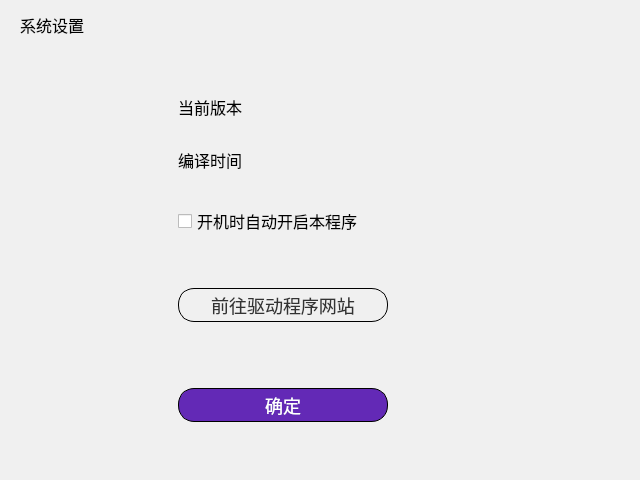
The window that FrameSystemInfo.ui (wlffeng2008/AkkoStudio) describes before a commit, drawn with Qt 5.
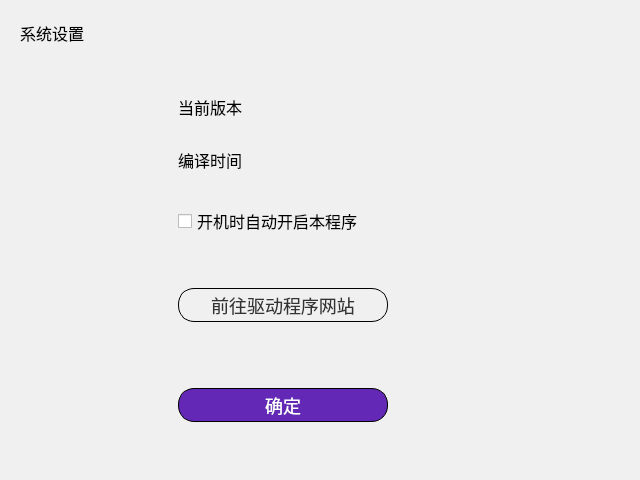
The same window after the commit. Icons and pictures are not drawn.

What changed in the file:
```diff
--- a/FrameSystemInfo.ui
+++ b/FrameSystemInfo.ui
@@ -71,7 +71,7 @@
     <rect>
      <x>178</x>
      <y>202</y>
-     <width>449</width>
+     <width>450</width>
      <height>38</height>
     </rect>
    </property>
@@ -112,7 +112,7 @@
     <rect>
      <x>178</x>
      <y>88</y>
-     <width>455</width>
+     <width>450</width>
      <height>37</height>
     </rect>
    </property>
@@ -125,7 +125,7 @@
     <rect>
      <x>178</x>
      <y>142</y>
-     <width>425</width>
+     <width>450</width>
      <height>35</height>
     </rect>
    </property>
@@ -137,7 +137,7 @@
    <property name="geometry">
     <rect>
      <x>20</x>
-     <y>2</y>
+     <y>10</y>
      <width>609</width>
      <height>46</height>
     </rect>
```
Left out of the diff: 20 changed lines with no effect on the pictures.
